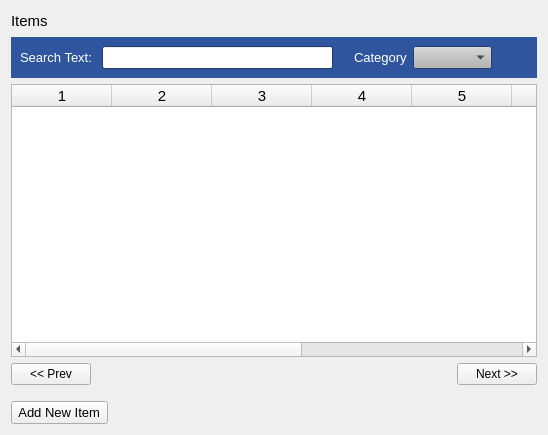
Qt form estorecpp/manageitems.ui (Watti/estorecpp) before a commit.
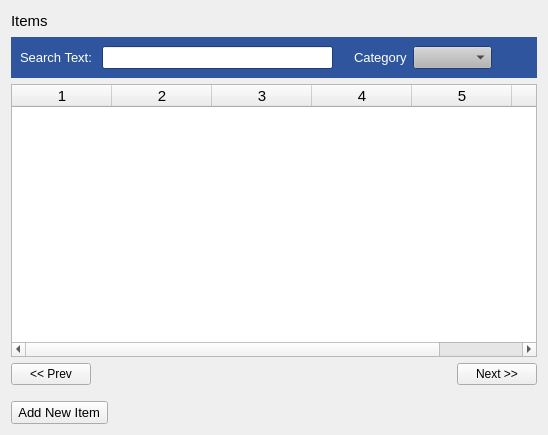
The same form after that commit.

Commit message: unwanted columns removed from manage item table

The edit to the form file:
```diff
--- a/estorecpp/manageitems.ui
+++ b/estorecpp/manageitems.ui
@@ -637,7 +637,7 @@
       </font>
      </property>
      <property name="columnCount">
-      <number>9</number>
+      <number>6</number>
      </property>
      <column/>
      <column/>
@@ -645,9 +645,6 @@
      <column/>
      <column/>
      <column/>
-     <column/>
-     <column/>
-     <column/>
     </widget>
    </item>
    <item>
```
